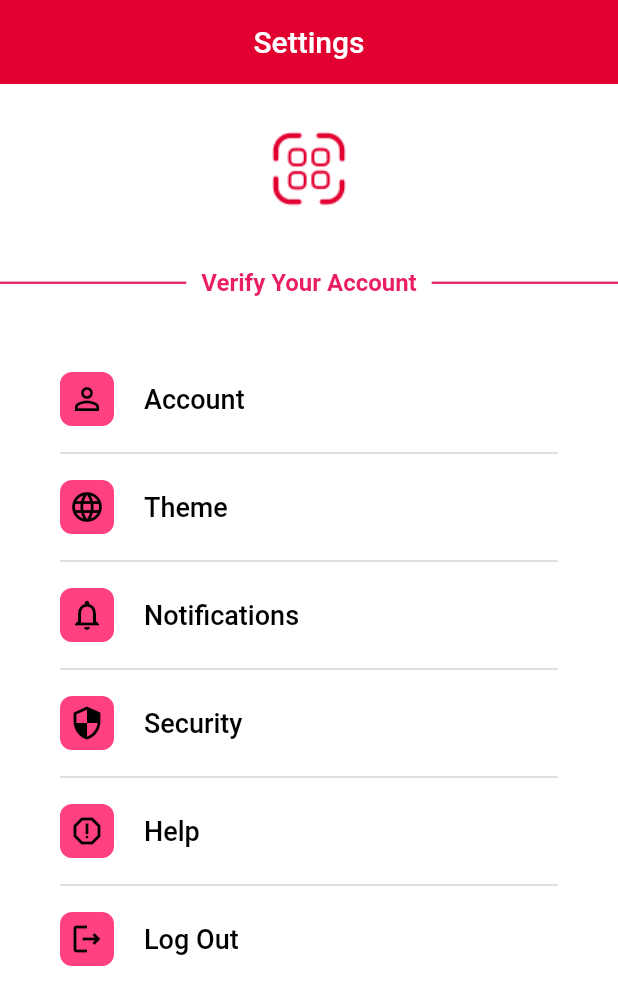
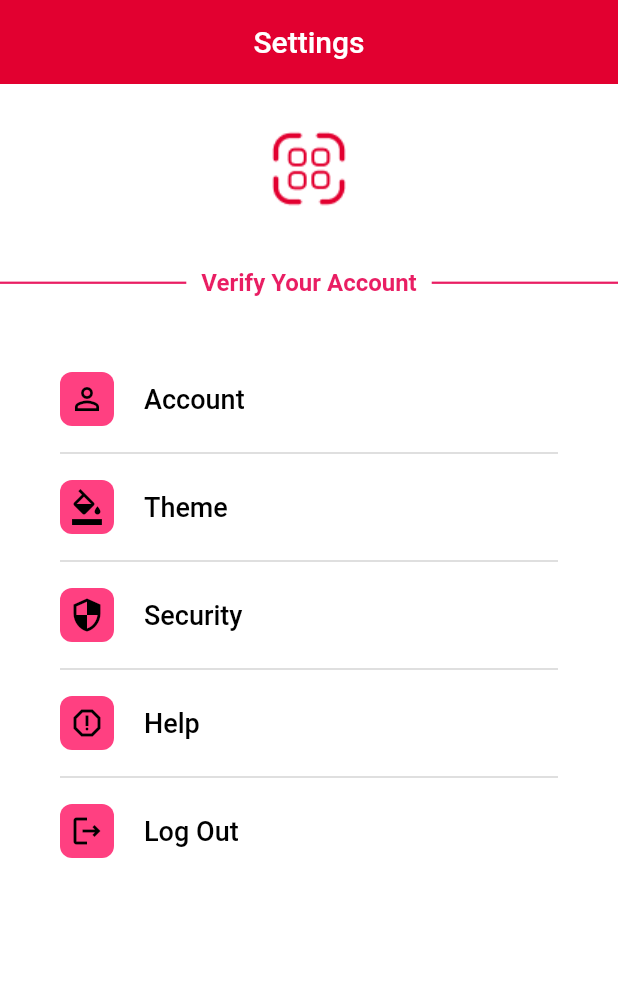
Before and after one commit to Awimer/MFB, a Flutter app: the SettingScreen screen opened directly, on a phone screen of 412 x 824 dp. Shown: the top 1005 px of the screen. Run offline on Flutter 3.47's test engine with Material 2 defaults, Android fonts, the phone set to English and light mode, and no system bars; our stand-ins replace carousel_slider, cloud_firestore, file_picker, firebase_auth, firebase_core, firebase_storage and 8 more; missing offline and left inert: animated_floating_buttons, dart:ffi, easy_image_viewer, favorite_button, searchbar_animation; accounts and stored records are empty.

Commit message:
edit over flow and delete notifications

```diff
--- a/lib/home/profile/post_media.dart
+++ b/lib/home/profile/post_media.dart
@@ -45,7 +45,9 @@ class _PostMediaState extends State<PostMedia> {
               onPressed: () => Navigator.pop(context),
               icon: const Icon(Icons.cancel)),
           actions: [
-            IconButton(onPressed: _post, icon: const Icon(Icons.check))
+            IconButton(
+                onPressed: _post
+                , icon: const Icon(Icons.check))
           ],
         ),
         floatingActionButton: AnimatedFloatingActionButton(
@@ -288,6 +290,7 @@ class _PostMediaState extends State<PostMedia> {
             imageUrl: file.path.isEmpty ? '' : await uploadMedia(),
             shareType: shareType)
         .toMap());
+
   }
 
   String shareType = 'public';
--- a/lib/home/settings/settings.dart
+++ b/lib/home/settings/settings.dart
@@ -1,5 +1,6 @@
 import 'package:firebase_auth/firebase_auth.dart';
 import 'package:flutter/material.dart';
+import 'package:mfb/activity/activity_screen.dart';
 import 'package:mfb/home/settings/setting_widget.dart';
 
 import '../../login/login_screen.dart';
@@ -88,26 +89,13 @@ class _SettingScreenState extends State<SettingScreen> {
                     child: SettingsWidget(
                         pinkColor: Colors.pinkAccent,
                         changePrefixIcon: const Icon(
-                          Icons.language_outlined,
+                          Icons.format_color_fill_outlined,
                         ),
                         title: "Theme",
                         changeSuffixIcon: Icon(
                             Icons.arrow_circle_right_outlined,
                             color: Theme.of(context).canvasColor)),
                   ),
-                  const Divider(
-                    thickness: 1,
-                    color: Color.fromRGBO(213, 213, 213, 1),
-                    height: 36,
-                  ),
-                  SettingsWidget(
-                      pinkColor: Colors.pinkAccent,
-                      changePrefixIcon: const Icon(
-                        Icons.notifications_none_outlined,
-                      ),
-                      title: "Notifications",
-                      changeSuffixIcon: Icon(Icons.arrow_circle_right_outlined,
-                          color: Theme.of(context).canvasColor)),
                   const Divider(
                     thickness: 1,
                     color: Color.fromRGBO(213, 213, 213, 1),
@@ -143,7 +131,7 @@ class _SettingScreenState extends State<SettingScreen> {
                     onTap: () {
                       FirebaseAuth.instance.signOut();
                       Navigator.pushReplacementNamed(
-                          context, LoginScreen.routeName);
+                          context, ActivityScreen.routeName);
                     },
                     child: SettingsWidget(
                         pinkColor: Colors.pinkAccent,
--- a/lib/main.dart
+++ b/lib/main.dart
@@ -68,7 +68,7 @@ class MyApp extends StatelessWidget {
         },
         initialRoute: FirebaseAuth.instance.currentUser != null
             ? HomeLayout.routeName
-            : LoginScreen.routeName,
+            : ActivityScreen.routeName,
       );
     });
   }
```
Also changed, not shown: lib/category_screen.dart (+4 -4 lines), lib/home/home_screen/home_screen.dart (+12 -12 lines), lib/home/home_screen/popular_player_item.dart (+3 -6 lines), lib/home/profile/profile.dart (+1 -9 lines), lib/login/login_view_model.dart (+6 -4 lines), lib/register/register_screen.dart (+6 -1 lines), assets/images/facebook-icon-pictures.jpg (added).
